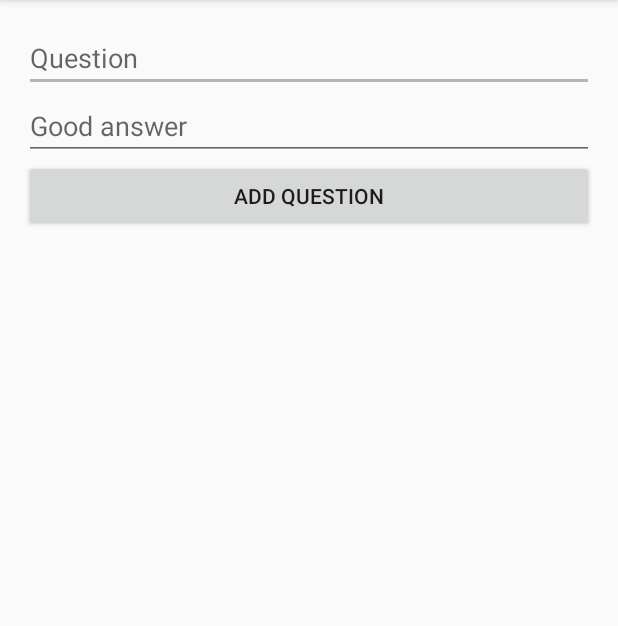
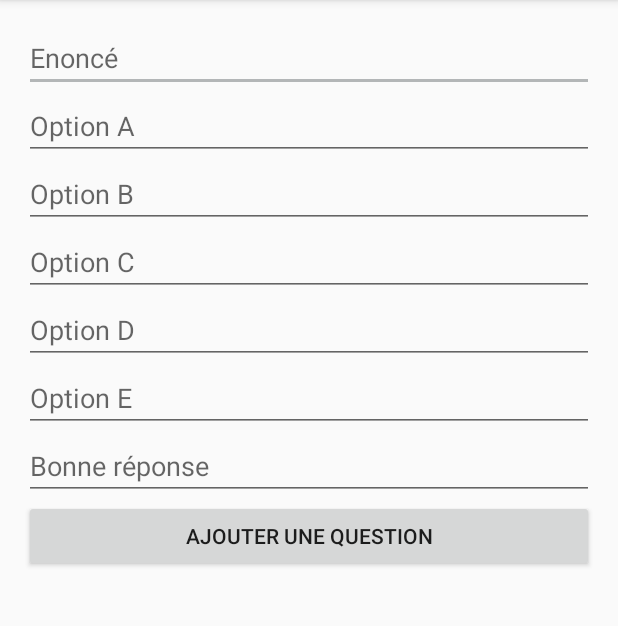
Before and after one commit to melvinschultz/FiveHockk, an Android app: the AddQuestionActivity screen opened directly, with no data from a screen before it, on a phone screen of 412 x 824 dp, the part 84-710 px from its top. Run offline under Robolectric (Android 15) with nearby library versions, the phone set to English and light mode, and no system bars; our stand-ins replace Firebase (no records; nobody signed in at launch, a user with empty details on screens opened directly).

Commit message:
refactor add question with new data structure + add field xp in user class

```diff
--- a/app/src/main/java/net/schultzoss_montpellier/melvin/fivehock/AddQuestionActivity.java
+++ b/app/src/main/java/net/schultzoss_montpellier/melvin/fivehock/AddQuestionActivity.java
@@ -17,6 +17,11 @@ public class AddQuestionActivity extends AppCompatActivity {
 
     private Button buttonAddQuestion;
     private EditText editTextQuestion;
+    private EditText editTextOptionA;
+    private EditText editTextOptionB;
+    private EditText editTextOptionC;
+    private EditText editTextOptionD;
+    private EditText editTextOptionE;
     private EditText editTextGoodAnswer;
     private ProgressBar progressBar;
 
@@ -29,11 +34,17 @@ public class AddQuestionActivity extends AppCompatActivity {
 
         // Get firabase database instance and set true for offline persistence
         FirebaseDatabase.getInstance().setPersistenceEnabled(true);
+
         // get reference to users node
         questionsReference = FirebaseDatabase.getInstance().getReference("questions");
 
         buttonAddQuestion = (Button) findViewById(R.id.buttonAddQuestion);
         editTextQuestion = (EditText) findViewById(R.id.editTextQuestion);
+        editTextOptionA = (EditText) findViewById(R.id.editTextOptionA);
+        editTextOptionB = (EditText) findViewById(R.id.editTextOptionB);
+        editTextOptionC = (EditText) findViewById(R.id.editTextOptionC);
+        editTextOptionD = (EditText) findViewById(R.id.editTextOptionD);
+        editTextOptionE = (EditText) findViewById(R.id.editTextOptionE);
         editTextGoodAnswer = (EditText) findViewById(R.id.editTextGoodAnswer);
         progressBar = (ProgressBar) findViewById(R.id.progressBar);
 
@@ -41,21 +52,51 @@ public class AddQuestionActivity extends AppCompatActivity {
             @Override
             public void onClick(View view) {
                 final String enonce = editTextQuestion.getText().toString().trim();
-                final String reponse = editTextGoodAnswer.getText().toString().trim();
+                final String reponseA = editTextOptionA.getText().toString().trim();
+                final String reponseB = editTextOptionB.getText().toString().trim();
+                final String reponseC = editTextOptionC.getText().toString().trim();
+                final String reponseD = editTextOptionD.getText().toString().trim();
+                final String reponseE = editTextOptionE.getText().toString().trim();
+                final String bonneReponse = editTextGoodAnswer.getText().toString().trim();
 
                 if (TextUtils.isEmpty(enonce)) {
                     Toast.makeText(getApplicationContext(), "Please enter a question", Toast.LENGTH_SHORT).show();
                     return;
                 }
 
-                if (TextUtils.isEmpty(reponse)) {
+                if (TextUtils.isEmpty(reponseA)) {
+                    Toast.makeText(getApplicationContext(), "Please enter a good answer for this question", Toast.LENGTH_SHORT).show();
+                    return;
+                }
+
+                if (TextUtils.isEmpty(reponseB)) {
+                    Toast.makeText(getApplicationContext(), "Please enter a good answer for this question", Toast.LENGTH_SHORT).show();
+                    return;
+                }
+
+                if (TextUtils.isEmpty(reponseC)) {
+                    Toast.makeText(getApplicationContext(), "Please enter a good answer for this question", Toast.LENGTH_SHORT).show();
+                    return;
+                }
+
+                if (TextUtils.isEmpty(reponseD)) {
+                    Toast.makeText(getApplicationContext(), "Please enter a good answer for this question", Toast.LENGTH_SHORT).show();
+                    return;
+                }
+
+                if (TextUtils.isEmpty(reponseE)) {
+                    Toast.makeText(getApplicationContext(), "Please enter a good answer for this question", Toast.LENGTH_SHORT).show();
+                    return;
+                }
+
+                if (TextUtils.isEmpty(bonneReponse)) {
                     Toast.makeText(getApplicationContext(), "Please enter a good answer for this question", Toast.LENGTH_SHORT).show();
                     return;
                 }
 
                 progressBar.setVisibility(View.VISIBLE);
 
-                addQuestion(enonce, reponse);
+                addQuestion(enonce, reponseA, reponseB, reponseC, reponseD, reponseE, bonneReponse);
             }
         });
     }
@@ -66,14 +107,21 @@ public class AddQuestionActivity extends AppCompatActivity {
         progressBar.setVisibility(View.GONE);
     }
 
-    private void addQuestion(String enonce, String reponse) {
+    private void addQuestion(String enonce, String reponseA, String reponseB, String reponseC, String reponseD, String reponseE, String bonneReponse) {
         Question question = new Question();
 
         question.setEnonce(enonce);
-//        question.setReponse(reponse);
+        question.setReponseA(reponseA);
+        question.setReponseB(reponseB);
+        question.setReponseC(reponseC);
+        question.setReponseD(reponseD);
+        question.setReponseE(reponseE);
+        question.setBonneReponse(bonneReponse);
 
         DatabaseReference newQuestion = questionsReference.push();
 
         newQuestion.setValue(question);
+
+        progressBar.setVisibility(View.GONE);
     }
 }
--- a/app/src/main/java/net/schultzoss_montpellier/melvin/fivehock/User.java
+++ b/app/src/main/java/net/schultzoss_montpellier/melvin/fivehock/User.java
@@ -8,15 +8,17 @@ public class User {
     public String email;
     public String avatar;
     public int hockcoins;
+    public int xp;
 
     public User() {
 
     }
 
-    public User(String username, String email, String avatar, int hockcoins) {
+    public User(String username, String email, String avatar, int hockcoins, int xp) {
         this.username = username;
         this.email = email;
         this.avatar = avatar;
         this.hockcoins = hockcoins;
+        this.xp = xp;
     }
 }
--- a/app/src/main/java/net/schultzoss_montpellier/melvin/fivehock/UserAccountActivity.java
+++ b/app/src/main/java/net/schultzoss_montpellier/melvin/fivehock/UserAccountActivity.java
@@ -62,6 +62,5 @@ public class UserAccountActivity extends AppCompatActivity {
         textViewWelcomeMessage.setText(message);
         textViewUsername.setText(username);
         textViewEmail.setText(email);
-
     }
 }
--- a/app/src/main/res/layout/activity_add_question.xml
+++ b/app/src/main/res/layout/activity_add_question.xml
@@ -25,7 +25,7 @@
         android:layout_height="wrap_content"
         android:ems="10"
         android:id="@+id/editTextQuestion"
-        android:hint="Question"
+        android:hint="Enoncé"
         android:inputType="text"
         android:layout_alignParentTop="true"
         android:layout_alignParentStart="true"
@@ -36,14 +36,69 @@
         android:layout_height="wrap_content"
         android:inputType="text"
         android:ems="10"
-        android:id="@+id/editTextGoodAnswer"
-        android:hint="Good answer"
+        android:id="@+id/editTextOptionA"
+        android:hint="Option A"
         android:layout_below="@+id/editTextQuestion"
         android:layout_alignParentStart="true"
         android:layout_alignParentEnd="true" />
 
+    <EditText
+        android:layout_width="wrap_content"
+        android:layout_height="wrap_content"
+        android:inputType="text"
+        android:ems="10"
+        android:id="@+id/editTextOptionB"
+        android:hint="Option B"
+        android:layout_below="@+id/editTextOptionA"
+        android:layout_alignParentStart="true"
+        android:layout_alignParentEnd="true" />
+
+    <EditText
+        android:layout_width="wrap_content"
+        android:layout_height="wrap_content"
+        android:inputType="text"
+        android:ems="10"
+        android:id="@+id/editTextOptionC"
+        android:hint="Option C"
+        android:layout_below="@+id/editTextOptionB"
+        android:layout_alignParentStart="true"
+        android:layout_alignParentEnd="true" />
+
+    <EditText
+        android:layout_width="wrap_content"
+        android:layout_height="wrap_content"
+        android:inputType="text"
+        android:ems="10"
+        android:id="@+id/editTextOptionD"
+        android:hint="Option D"
+        android:layout_below="@+id/editTextOptionC"
+        android:layout_alignParentStart="true"
+        android:layout_alignParentEnd="true" />
+
+    <EditText
+        android:layout_width="wrap_content"
+        android:layout_height="wrap_content"
+        android:inputType="text"
+        android:ems="10"
+        android:id="@+id/editTextOptionE"
+        android:hint="Option E"
+        android:layout_below="@+id/editTextOptionD"
+        android:layout_alignParentStart="true"
+        android:layout_alignParentEnd="true" />
+
+    <EditText
+        android:layout_width="wrap_content"
+        android:layout_height="wrap_content"
+        android:inputType="text"
+        android:ems="10"
+        android:id="@+id/editTextGoodAnswer"
+        android:hint="Bonne réponse"
+        android:layout_below="@+id/editTextOptionE"
+        android:layout_alignParentStart="true"
+        android:layout_alignParentEnd="true" />
+
     <Button
-        android:text="Add Question"
+        android:text="Ajouter une question"
         style="@style/Widget.AppCompat.Button"
         android:layout_width="wrap_content"
         android:layout_height="wrap_content"
```
Also changed, not shown: app/src/main/java/net/schultzoss_montpellier/melvin/fivehock/RegisterActivity.java (+4 -3 lines).
